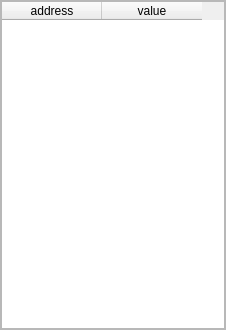
Qt form modbussubwindow.ui (tonylin0826/ModbusMasterTool) before a commit.
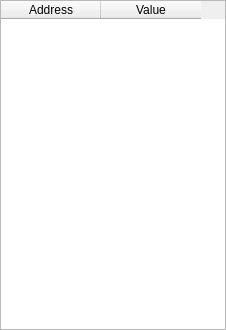
The same form after that commit. Custom widgets are drawn as their Qt base class.

Commit message: feat(dialog): add WriteMultipleRegistersDialog

The edit to the form file:
```diff
--- a/modbussubwindow.ui
+++ b/modbussubwindow.ui
@@ -30,55 +30,21 @@
     <number>0</number>
    </property>
    <item row="0" column="0">
-    <widget class="QFrame" name="frame">
-     <property name="frameShape">
-      <enum>QFrame::StyledPanel</enum>
-     </property>
-     <property name="frameShadow">
-      <enum>QFrame::Raised</enum>
-     </property>
-     <layout class="QGridLayout" name="gridLayout_3">
-      <property name="leftMargin">
-       <number>0</number>
-      </property>
-      <property name="topMargin">
-       <number>0</number>
-      </property>
-      <property name="rightMargin">
-       <number>0</number>
-      </property>
-      <property name="bottomMargin">
-       <number>0</number>
-      </property>
-      <property name="spacing">
-       <number>0</number>
-      </property>
-      <item row="0" column="0">
-       <widget class="ModbusRegisterTableWidget" name="tableWidget">
+    <widget class="QTableWidget" name="tableWidget">
         <column>
          <property name="text">
-          <string>address</string>
+       <string>Address</string>
          </property>
         </column>
         <column>
          <property name="text">
-          <string>value</string>
+       <string>Value</string>
          </property>
         </column>
        </widget>
       </item>
      </layout>
     </widget>
-   </item>
-  </layout>
- </widget>
- <customwidgets>
-  <customwidget>
-   <class>ModbusRegisterTableWidget</class>
-   <extends>QTableWidget</extends>
-   <header>modbusregistertablewidget.hpp</header>
-  </customwidget>
- </customwidgets>
  <resources/>
  <connections/>
 </ui>
```
Lines whose indentation alone changed are shown as unchanged. The commit also changes 15 other files.
